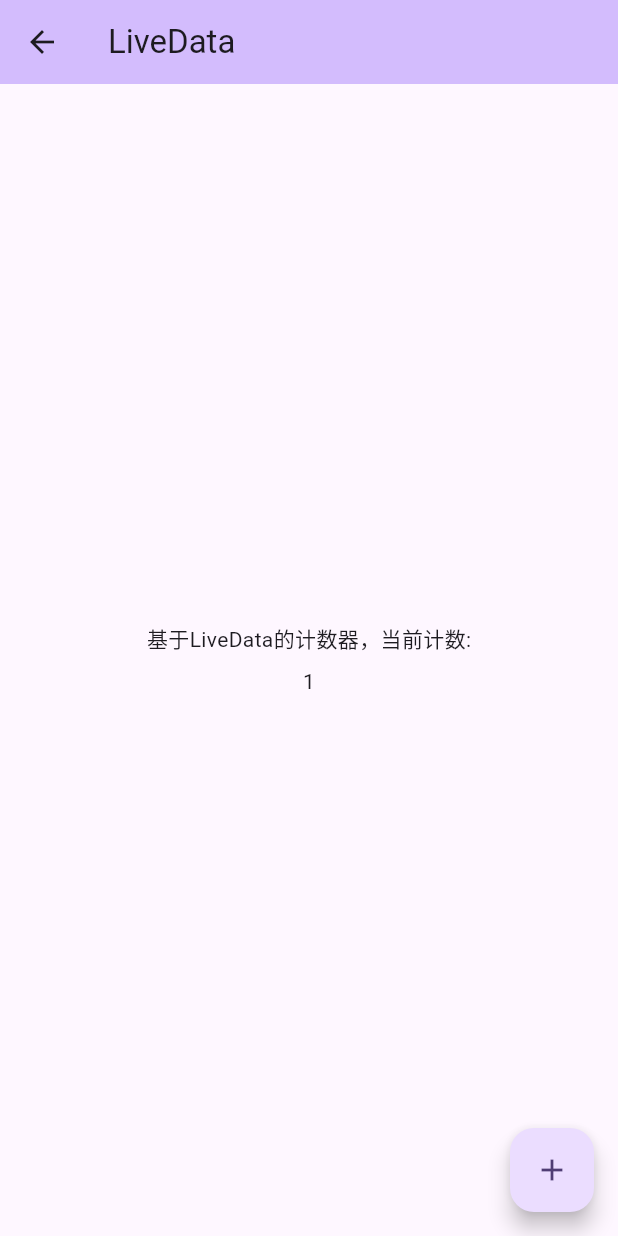
After one commit to ymex/flutter_boot, a Flutter app: the CounterPage screen opened directly, after a tap on the "add" icon, on a phone screen of 412 x 824 dp. The commit adds this screen. Run offline on Flutter 3.47's test engine with Material 3 defaults, Android fonts, the phone set to English and light mode, and no system bars; our stand-ins replace cached_network_image, dio.

Commit message:
live data

```diff
--- a/example/lib/event_bus_view_model.dart
+++ b/example/lib/event_bus_view_model.dart
@@ -20,7 +20,7 @@ class EventBusViewModel extends ActionViewModel with EventBusVmMixin {
 
     // 更新到页面
     setState(liveMessage, (ov) {
-      liveMessage.state = "$data";
+      liveMessage.value = "$data";
     });
   }
 }
--- a/example/lib/http_view_model.dart
+++ b/example/lib/http_view_model.dart
@@ -35,9 +35,9 @@ class HttpPageViewModel extends HttpViewModel {
       /// 发起更新通知 ，显式的调用setState 去通知更新。
       setState<List<BiliBiliRecord>>(recordState, (value) {
         if (currentPage == 1) {
-          recordState.state = result.data?.list ?? [];
+          recordState.value = result.data?.list ?? [];
         } else {
-          recordState.state.addAll(result.data?.list ?? []);
+          recordState.value.addAll(result.data?.list ?? []);
         }
       });
 
--- /dev/null
+++ b/example/lib/live_counter_page.dart
@@ -0,0 +1,58 @@
+import 'package:flutter/material.dart';
+import 'package:flutter_boot/core.dart';
+
+class CounterPage extends StatefulWidget {
+  const CounterPage({super.key, required this.title});
+
+  final String title;
+
+  @override
+  State<CounterPage> createState() => _CounterPageState();
+}
+
+class _CounterPageState extends State<CounterPage> /* with LiveDataScope*/ {
+  // State 混入   LiveDataScope ， 可用 useState(), 可省去注销。
+  // late LiveData<int> liveCounter = useState(0);
+
+  var liveCounter = LiveData.useState(0);
+
+  @override
+  Widget build(BuildContext context) {
+    return Scaffold(
+      appBar: AppBar(
+        backgroundColor: Theme.of(context).colorScheme.inversePrimary,
+        title: Text(widget.title),
+      ),
+      body: Center(
+        child: Column(
+          mainAxisAlignment: MainAxisAlignment.center,
+          children: <Widget>[
+            const Text(
+              '基于LiveData的计数器，当前计数:',
+            ),
+            const SizedBox(
+              height: 8,
+            ),
+            liveCounter.watch((count) => Column(
+                  children: [
+                    Text(
+                      // 计数
+                      '$count',
+                    ),
+                  ],
+                )),
+          ],
+        ),
+      ),
+      floatingActionButton: FloatingActionButton(
+        onPressed: () {
+          liveCounter.setState((v) {
+            liveCounter.value = v + 1;
+          });
+        },
+        tooltip: 'Increment',
+        child: const Icon(Icons.add),
+      ),
+    );
+  }
+}
--- a/example/lib/live_view_model.dart
+++ b/example/lib/live_view_model.dart
@@ -16,7 +16,7 @@ class CounterViewModel extends ViewModel {
 
   void incrementCounter() {
     setState<CounterEntity>(stateCounter, (v) {
-      stateCounter.state.num = v.num + 1;
+      stateCounter.value.num = v.num + 1;
     });
 
     //或 useState（notify = true ）时
--- a/example/lib/live_view_model_page.dart
+++ b/example/lib/live_view_model_page.dart
@@ -40,12 +40,13 @@ class _LiveViewModelPageState extends State<LiveViewModelPage>
             const SizedBox(
               height: 8,
             ),
+
             // 可观察多个状态变化 ， 如果仅观察一个，可使用 LiveDataBuilder
             MultiLiveDataBuilder(
                 //状态，要观察的 view model 的状态
                 observe: [viewModel.stateCounter],
                 builder: (context, child) {
-                  logI("----------------:${viewModel.stateCounter.state.num}");
+                  logI("----------------:${viewModel.stateCounter.value.num}");
                   var counterValue = viewModel.stateCounter.value;
 
                   return Column(
--- a/example/lib/main.dart
+++ b/example/lib/main.dart
@@ -2,6 +2,7 @@ import 'package:example/event_bus_page.dart';
 import 'package:example/hint_toast_loading_page.dart';
 import 'package:example/http_view_model_page.dart';
 import 'package:example/invoke_controller_page.dart';
+import 'package:example/live_counter_page.dart';
 import 'package:flutter/material.dart';
 import 'package:flutter/services.dart';
 import 'package:flutter_boot/kits.dart';
@@ -64,7 +65,9 @@ class ItemAction {
 class _MainPageState extends State<MainPage> {
   var items = [
     ItemAction("基础网络请求", "基于Dio封装的基础网络请求。", const BaseHttpPage(title: "网络请求")),
-    ItemAction("LiveData", "观察多个状态变化，主动最小单位刷新",
+    ItemAction(
+        "计数器（LiveData）", "最简单使用方式", const CounterPage(title: "LiveData")),
+    ItemAction("计数器（LiveData ViewModel）", "观察多个状态变化，主动最小单位刷新",
         const LiveViewModelPage(title: "LiveViewModel")),
     ItemAction("Model-View-Intent", "使用ViewModel实现MVI架构及对组件生命周期感知的网络请求。",
         const HttpViewModelPage(title: "Model-View-Intent")),
--- a/lib/core.dart
+++ b/lib/core.dart
@@ -3,3 +3,4 @@ export 'src/core/lifecycle/live_builder.dart';
 export 'src/core/view_model.dart';
 export 'src/core/view_model_state.dart';
 export 'src/core/channel/invoke_controller.dart';
+export 'src/core/lifecycle/live_data_scope.dart';
--- a/lib/src/core/lifecycle/live_builder.dart
+++ b/lib/src/core/lifecycle/live_builder.dart
@@ -1,11 +1,16 @@
 import 'package:flutter/widgets.dart';
 import 'package:flutter_boot/core.dart';
+import 'package:flutter_boot/kits.dart';
 
 typedef LiveDataWidgetBuilder = Widget Function(
     BuildContext context, Widget? child);
 
 typedef SingleLiveDataWidgetBuilder<T> = Widget Function(
     BuildContext context, T value, Widget? child);
+
+typedef LiveValueWidgetBuilder<T> = Widget Function(T liveData);
+
+typedef LiveValuesWidgetBuilder<T> = Widget Function();
 
 class MultiLiveDataBuilder extends ListenableBuilder {
   MultiLiveDataBuilder({
@@ -24,3 +29,26 @@ class LiveDataBuilder<T> extends ValueListenableBuilder<T> {
     super.child,
   }) : super(valueListenable: observe);
 }
+
+extension LiveDataListExt on List<LiveData> {
+  Widget watch(LiveValuesWidgetBuilder<LiveData> builder, {Key? key}) {
+    return MultiLiveDataBuilder(
+      key: key,
+      observe: this,
+      builder: (context, _) => builder(),
+    );
+  }
+}
+
+extension LiveDataExt<T> on LiveData<T> {
+  Widget watch(LiveValueWidgetBuilder<T> builder, {Key? key}) {
+    return LiveDataBuilder(
+      key: key,
+      observe: this,
+      builder: (context, value, _) {
+        logI(value);
+        return builder(value);
+      },
+    );
+  }
+}
--- a/lib/src/core/lifecycle/live_data.dart
+++ b/lib/src/core/lifecycle/live_data.dart
@@ -6,10 +6,10 @@ typedef LiveDataCallBack<T> = void Function(T v);
 class LiveData<T> extends ChangeNotifier implements ValueListenable<T> {
   //赋值即更新（注意：改变对象字段无效）
   bool _notify = false;
-  T _state;
+  T _value;
 
   LiveData._(
-    this._state, {
+    this._value, {
     bool notify = false,
   }) : _notify = notify {
     if (_notify) {
@@ -17,7 +17,8 @@ class LiveData<T> extends ChangeNotifier implements ValueListenable<T> {
     }
   }
 
-  LiveData.ref(this._state, {bool notify = false}) {
+  /// 需要手动调用 liveData.dispose() 销毁
+  LiveData.useState(this._value, {bool notify = false}) {
     if (notify) {
       notifyListeners();
     }
@@ -26,15 +27,13 @@ class LiveData<T> extends ChangeNotifier implements ValueListenable<T> {
   bool hostDispose = false;
 
   @override
-  T get value => _state;
+  T get value => _value;
 
-  T get state => _state;
-
-  set state(T value) {
-    if (_state == value) {
+  set value(T value) {
+    if (_value == value) {
       return;
     }
-    _state = value;
+    _value = value;
     if (_notify) {
       notifyListeners();
     }
--- /dev/null
+++ b/lib/src/core/lifecycle/live_data_scope.dart
@@ -0,0 +1,23 @@
+import 'package:flutter/material.dart';
+import 'package:flutter_boot/core.dart';
+
+mixin LiveDataScope<T extends StatefulWidget> on State<T> {
+  final List<LiveData> _liveDataList = [];
+
+  /// 创建 ViewModelState
+  /// notify 创建时是否更新状态
+  LiveData<M> useState<M>(M value, {bool notify = false}) {
+    var valueNotifier = LiveData.useState(value, notify: notify);
+    _liveDataList.add(valueNotifier);
+    return valueNotifier;
+  }
+
+  @override
+  void dispose() {
+    for (var liveDataItem in _liveDataList) {
+      liveDataItem.hostDispose = true;
+      liveDataItem.dispose();
+    }
+    super.dispose();
+  }
+}
--- a/lib/src/core/view_model_state.dart
+++ b/lib/src/core/view_model_state.dart
@@ -116,6 +116,8 @@ mixin ViewModelStateScope<T extends StatefulWidget> on State<T> {
         _disposeEventBusVm(vm);
       }
     }
+    _viewModels.clear();
+
     super.dispose();
 
     _toastTier?.dismiss();
--- a/pubspec.yaml
+++ b/pubspec.yaml
@@ -1,6 +1,6 @@
 name: flutter_boot
 description: Quickly develop Flutter App's MVI framework, encapsulate Dio network requests, and convenient tools.
-version: 0.3.0
+version: 0.3.1
 homepage: https://github.com/ymex/flutter_boot
 
 environment:
```
Also changed, not shown: lib/src/widget/nil.dart (added, +35 -0 lines), 1 other file.
